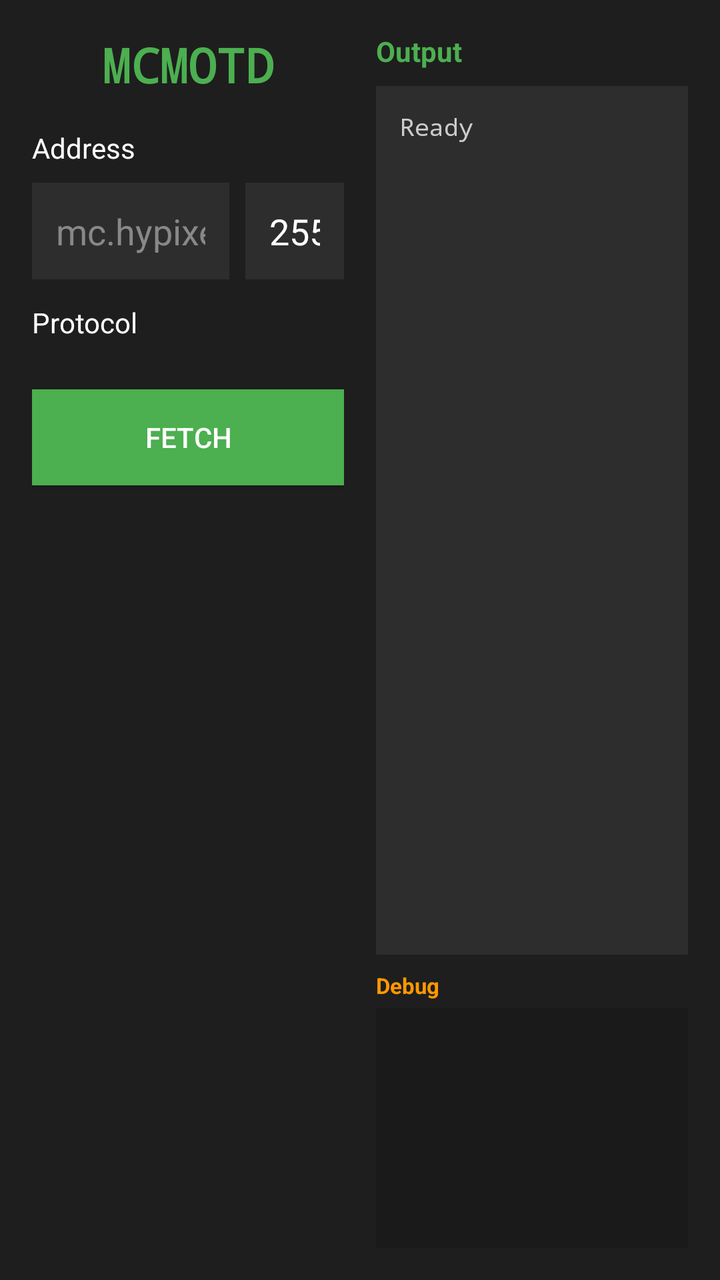
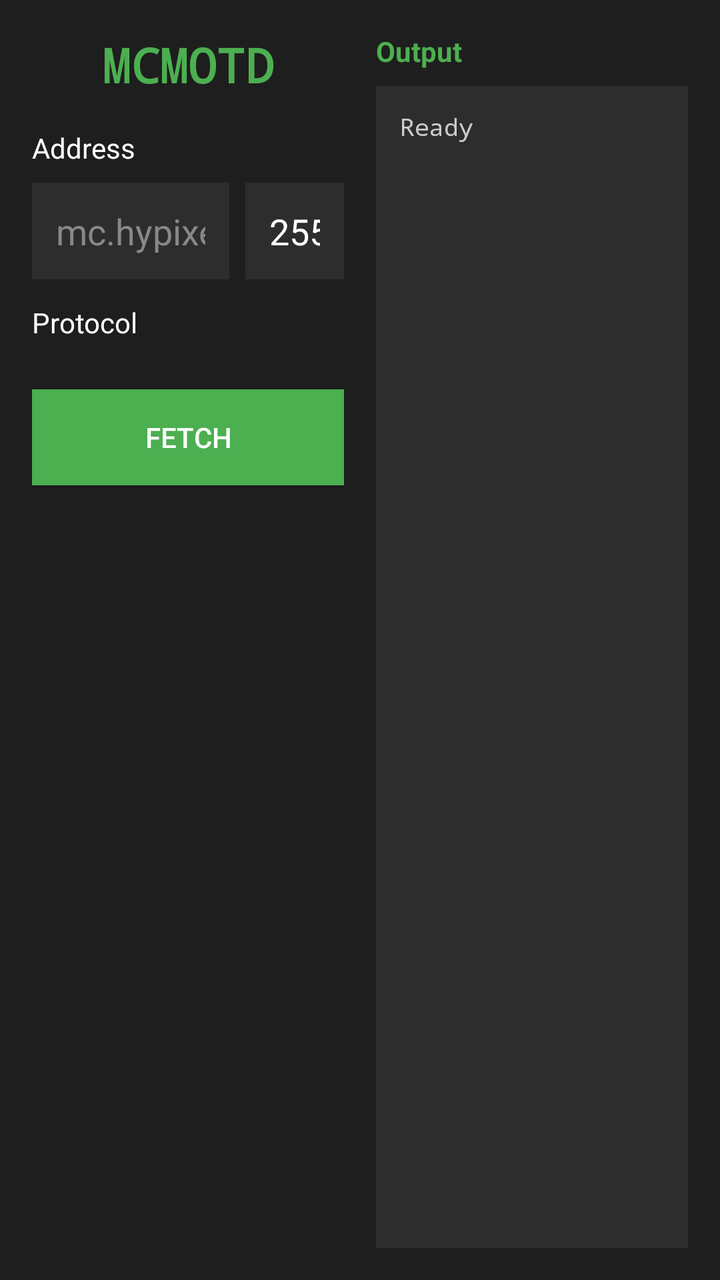

Two renders of the same Android screen: before a commit and after it. Below are the layout's source before the change and the commit's diff.
<!-- AndroidManifest.xml: application theme AppTheme -->
<!-- res/layout/activity_main.xml -->
<?xml version="1.0" encoding="utf-8"?>
<LinearLayout xmlns:android="http://schemas.android.com/apk/res/android"
    android:layout_width="match_parent"
    android:layout_height="match_parent"
    android:orientation="horizontal"
    android:padding="16dp"
    android:background="#1e1e1e">

    
    <LinearLayout
        android:layout_width="0dp"
        android:layout_height="match_parent"
        android:layout_weight="1"
        android:orientation="vertical"
        android:layout_marginEnd="8dp">

        <TextView
            android:layout_width="match_parent"
            android:layout_height="wrap_content"
            android:text="@string/app_name"
            android:textSize="24sp"
            android:textStyle="bold"
            android:textColor="#4caf50"
            android:gravity="center"
            android:layout_marginBottom="16dp"
            android:fontFamily="monospace" />

        <TextView
            android:layout_width="match_parent"
            android:layout_height="wrap_content"
            android:text="@string/address"
            android:textColor="#ffffff"
            android:textSize="14sp"
            android:layout_marginBottom="8dp" />
        
        <LinearLayout
            android:layout_width="match_parent"
            android:layout_height="wrap_content"
            android:orientation="horizontal"
            android:layout_marginBottom="12dp">

            <EditText
                android:id="@+id/et_server_ip"
                android:layout_width="0dp"
                android:layout_height="wrap_content"
                android:layout_weight="2"
                android:hint="mc.hypixel.net"
                android:textColorHint="#888888"
                android:textColor="#ffffff"
                android:background="#2d2d2d"
                android:padding="12dp"
                android:inputType="text"
                android:singleLine="true" />

            <EditText
                android:id="@+id/et_server_port"
                android:layout_width="0dp"
                android:layout_height="wrap_content"
                android:layout_weight="1"
                android:hint="25565"
                android:text="25565"
                android:textColorHint="#888888"
                android:textColor="#ffffff"
                android:background="#2d2d2d"
                android:padding="12dp"
                android:inputType="number"
                android:singleLine="true"
                android:layout_marginStart="8dp" />

        </LinearLayout>

        <TextView
            android:layout_width="match_parent"
            android:layout_height="wrap_content"
            android:text="@string/protocol"
            android:textColor="#ffffff"
            android:textSize="14sp"
            android:layout_marginBottom="8dp" />
        
        <Spinner
            android:id="@+id/spinner_protocol"
            android:layout_width="match_parent"
            android:layout_height="wrap_content"
            android:background="#2d2d2d"
            android:layout_marginBottom="16dp" />

        <Button
            android:id="@+id/btn_fetch"
            android:layout_width="match_parent"
            android:layout_height="wrap_content"
            android:text="@string/fetch"
            android:textSize="14sp"
            android:textColor="#ffffff"
            android:background="#4caf50"
            android:padding="12dp"
            android:layout_marginBottom="16dp" />

        <ProgressBar
            android:id="@+id/progress_bar"
            android:layout_width="wrap_content"
            android:layout_height="wrap_content"
            android:layout_gravity="center"
            android:visibility="gone" />

    </LinearLayout>

    
    <LinearLayout
        android:layout_width="0dp"
        android:layout_height="match_parent"
        android:layout_weight="1"
        android:orientation="vertical"
        android:layout_marginStart="8dp">

        <TextView
            android:layout_width="match_parent"
            android:layout_height="wrap_content"
            android:text="@string/output"
            android:textColor="#4caf50"
            android:textSize="14sp"
            android:textStyle="bold"
            android:layout_marginBottom="8dp" />
        
        <ScrollView
            android:layout_width="match_parent"
            android:layout_height="0dp"
            android:layout_weight="1"
            android:background="#2d2d2d"
            android:padding="12dp">

            <TextView
                android:id="@+id/tv_result"
                android:layout_width="match_parent"
                android:layout_height="wrap_content"
                android:text="@string/ready"
                android:textSize="12sp"
                android:textColor="#cccccc"
                android:fontFamily="monospace" />

        </ScrollView>
        
        <TextView
            android:layout_width="match_parent"
            android:layout_height="wrap_content"
            android:text="@string/debug_info"
            android:textColor="#ff9800"
            android:textSize="11sp"
            android:textStyle="bold"
            android:layout_marginTop="8dp"
            android:layout_marginBottom="4dp" />
        
        <ScrollView
            android:layout_width="match_parent"
            android:layout_height="120dp"
            android:background="#1a1a1a"
            android:padding="8dp">

            <TextView
                android:id="@+id/tv_debug"
                android:layout_width="match_parent"
                android:layout_height="wrap_content"
                android:text=""
                android:textSize="9sp"
                android:textColor="#888888"
                android:fontFamily="monospace" />

        </ScrollView>

    </LinearLayout>

</LinearLayout>
<!-- resources referenced by this layout -->
<resources>
  <string name="address">Address</string>
  <string name="app_name">MCMOTD</string>
  <string name="debug_info">Debug</string>
  <string name="fetch">Fetch</string>
  <string name="output">Output</string>
  <string name="protocol">Protocol</string>
  <string name="ready">Ready</string>
  <style name="AppTheme" parent="@android:style/Theme.Material">
          <item name="android:colorPrimary">#009688</item>
          <item name="android:colorPrimaryDark">#00796B</item>
          <item name="android:colorAccent">#009688</item>
          <item name="android:windowBackground">@color/windowbg</item>
          
          
          <item name="android:colorControlHighlight">#80FF4081</item>
          <item name="android:colorControlActivated">#FF4081</item>
          <item name="android:colorFocusedHighlight">#FFFF4081</item>
          
          
          
          
          
          <item name="android:focusable">true</item>
          <item name="android:focusableInTouchMode">true</item>
      </style>
  <color name="windowbg">#303030</color>
</resources>

<!-- the commit's change to res/layout/activity_main.xml (unified diff, before → after) -->
@@ -147,13 +147,15 @@
             android:textSize="11sp"
             android:textStyle="bold"
             android:layout_marginTop="8dp"
-            android:layout_marginBottom="4dp" />
+            android:layout_marginBottom="4dp"
+            android:visibility="gone" />
         
         <ScrollView
             android:layout_width="match_parent"
             android:layout_height="120dp"
             android:background="#1a1a1a"
-            android:padding="8dp">
+            android:padding="8dp"
+          android:visibility="gone">
 
             <TextView
                 android:id="@+id/tv_debug"
